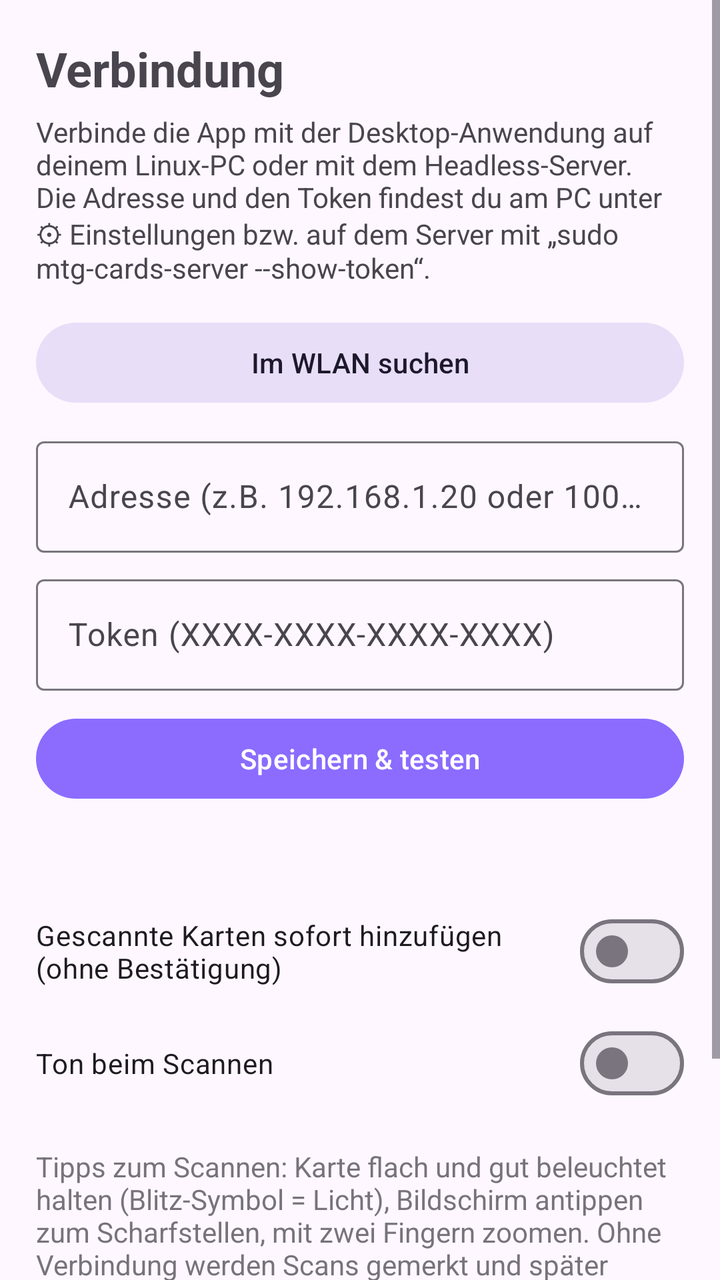
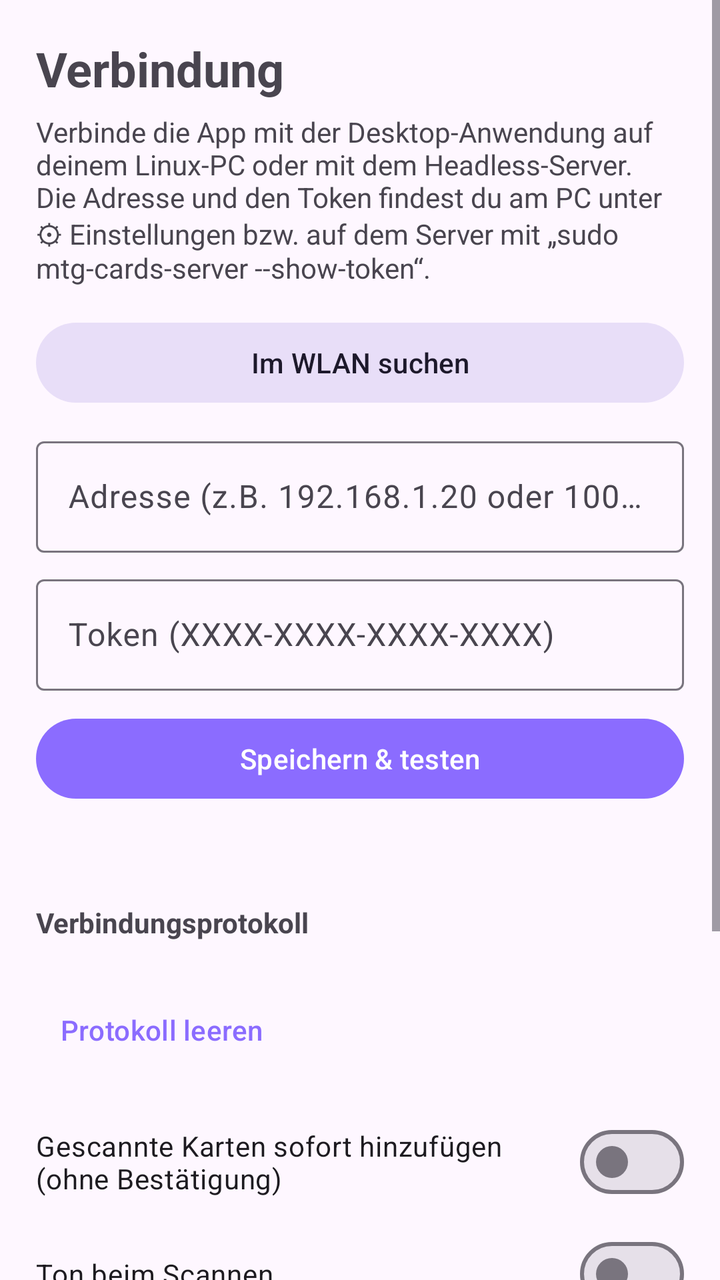

An Android layout rendered at two revisions. The XML below is the earlier revision; the diff shows what the commit changed to produce the second picture.
<!-- AndroidManifest.xml: application theme Theme.MTGCards -->
<!-- res/layout/fragment_settings.xml -->
<?xml version="1.0" encoding="utf-8"?>
<ScrollView xmlns:android="http://schemas.android.com/apk/res/android"
    android:layout_width="match_parent"
    android:layout_height="match_parent">

    <LinearLayout
        android:layout_width="match_parent"
        android:layout_height="wrap_content"
        android:orientation="vertical"
        android:padding="18dp">

        <TextView
            android:layout_width="wrap_content"
            android:layout_height="wrap_content"
            android:text="Verbindung"
            android:textSize="24sp"
            android:textStyle="bold" />

        <TextView
            android:layout_width="match_parent"
            android:layout_height="wrap_content"
            android:layout_marginTop="6dp"
            android:text="Verbinde die App mit der Desktop-Anwendung auf deinem Linux-PC oder mit dem Headless-Server. Die Adresse und den Token findest du am PC unter ⚙ Einstellungen bzw. auf dem Server mit „sudo mtg-cards-server --show-token“." />

        <Button
            android:id="@+id/btnDiscover"
            style="@style/Widget.Material3.Button.TonalButton"
            android:layout_width="match_parent"
            android:layout_height="wrap_content"
            android:layout_marginTop="14dp"
            android:text="Im WLAN suchen" />

        <com.google.android.material.textfield.TextInputLayout
            style="@style/Widget.Material3.TextInputLayout.OutlinedBox"
            android:layout_width="match_parent"
            android:layout_height="wrap_content"
            android:layout_marginTop="10dp"
            android:hint="Adresse (z.B. 192.168.1.20 oder 100.101.102.103)">

            <com.google.android.material.textfield.TextInputEditText
                android:id="@+id/serverUrl"
                android:layout_width="match_parent"
                android:layout_height="wrap_content"
                android:inputType="textUri" />
        </com.google.android.material.textfield.TextInputLayout>

        <com.google.android.material.textfield.TextInputLayout
            style="@style/Widget.Material3.TextInputLayout.OutlinedBox"
            android:layout_width="match_parent"
            android:layout_height="wrap_content"
            android:layout_marginTop="8dp"
            android:hint="Token (XXXX-XXXX-XXXX-XXXX)">

            <com.google.android.material.textfield.TextInputEditText
                android:id="@+id/token"
                android:layout_width="match_parent"
                android:layout_height="wrap_content"
                android:inputType="textVisiblePassword|textCapCharacters|textNoSuggestions"
                android:importantForAutofill="no" />
        </com.google.android.material.textfield.TextInputLayout>

        <Button
            android:id="@+id/btnSave"
            android:layout_width="match_parent"
            android:layout_height="wrap_content"
            android:layout_marginTop="10dp"
            android:text="Speichern &amp; testen" />

        <TextView
            android:id="@+id/result"
            android:layout_width="match_parent"
            android:layout_height="wrap_content"
            android:layout_marginTop="10dp"
            android:textSize="15sp" />

        <com.google.android.material.materialswitch.MaterialSwitch
            android:id="@+id/autoAddSetting"
            android:layout_width="match_parent"
            android:layout_height="wrap_content"
            android:layout_marginTop="18dp"
            android:text="Gescannte Karten sofort hinzufügen (ohne Bestätigung)" />

        <com.google.android.material.materialswitch.MaterialSwitch
            android:id="@+id/soundSetting"
            android:layout_width="match_parent"
            android:layout_height="wrap_content"
            android:layout_marginTop="8dp"
            android:text="Ton beim Scannen" />

        <TextView
            android:layout_width="match_parent"
            android:layout_height="wrap_content"
            android:layout_marginTop="18dp"
            android:alpha="0.75"
            android:text="Tipps zum Scannen: Karte flach und gut beleuchtet halten (Blitz-Symbol = Licht), Bildschirm antippen zum Scharfstellen, mit zwei Fingern zoomen. Ohne Verbindung werden Scans gemerkt und später automatisch nachgetragen.\n\nTailscale: Installiere Tailscale auf Handy und PC/Server und trage die Tailscale-IP (100.x.y.z) oder den MagicDNS-Namen (z.B. mein-pc.tailnet.ts.net) ein. Der Port ist standardmäßig 8765 und wird automatisch ergänzt." />
    </LinearLayout>
</ScrollView>
<!-- resources referenced by this layout -->
<resources>
  <style name="Theme.MTGCards" parent="Theme.Material3.DayNight.NoActionBar">
          <item name="colorPrimary">@color/accent</item>
          <item name="colorSecondary">@color/gold</item>
          <item name="colorPrimaryContainer">@color/accent</item>
          <item name="colorOnPrimaryContainer">#FFFFFF</item>
      </style>
  <color name="accent">#8B6CFF</color>
  <color name="gold">#E2A03F</color>
</resources>

<!-- the commit's change to res/layout/fragment_settings.xml (unified diff, before → after) -->
@@ -73,6 +73,28 @@
             android:layout_marginTop="10dp"
             android:textSize="15sp" />
 
+        <TextView
+            android:layout_width="match_parent"
+            android:layout_height="wrap_content"
+            android:layout_marginTop="18dp"
+            android:text="Verbindungsprotokoll"
+            android:textStyle="bold" />
+
+        <TextView
+            android:id="@+id/connLog"
+            android:layout_width="match_parent"
+            android:layout_height="wrap_content"
+            android:layout_marginTop="4dp"
+            android:textIsSelectable="true"
+            android:textSize="12sp" />
+
+        <Button
+            android:id="@+id/connLogClear"
+            style="@style/Widget.Material3.Button.TextButton"
+            android:layout_width="wrap_content"
+            android:layout_height="wrap_content"
+            android:text="Protokoll leeren" />
+
         <com.google.android.material.materialswitch.MaterialSwitch
             android:id="@+id/autoAddSetting"
             android:layout_width="match_parent"
